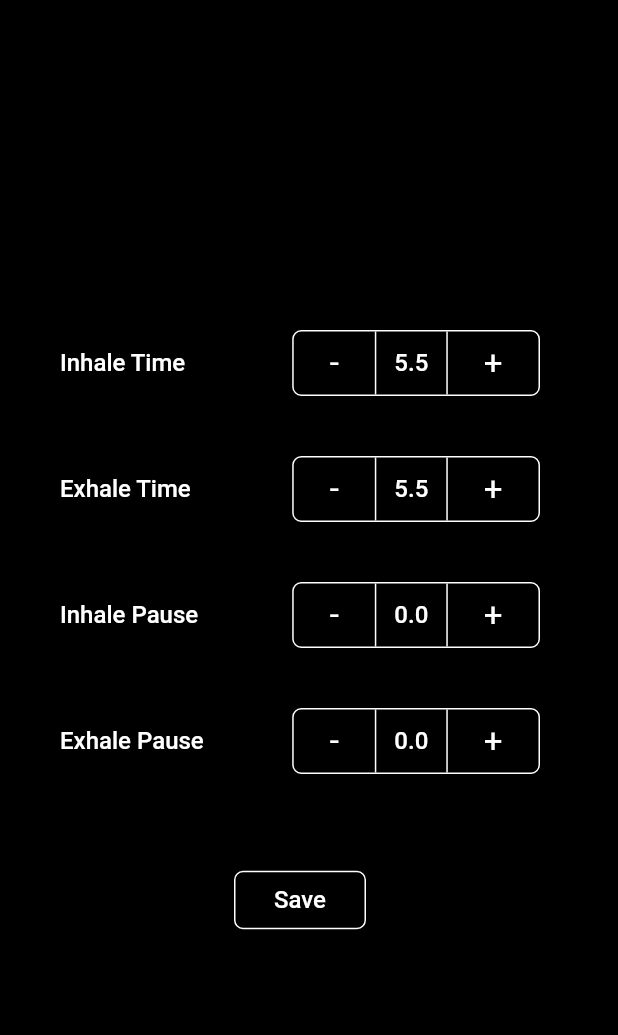
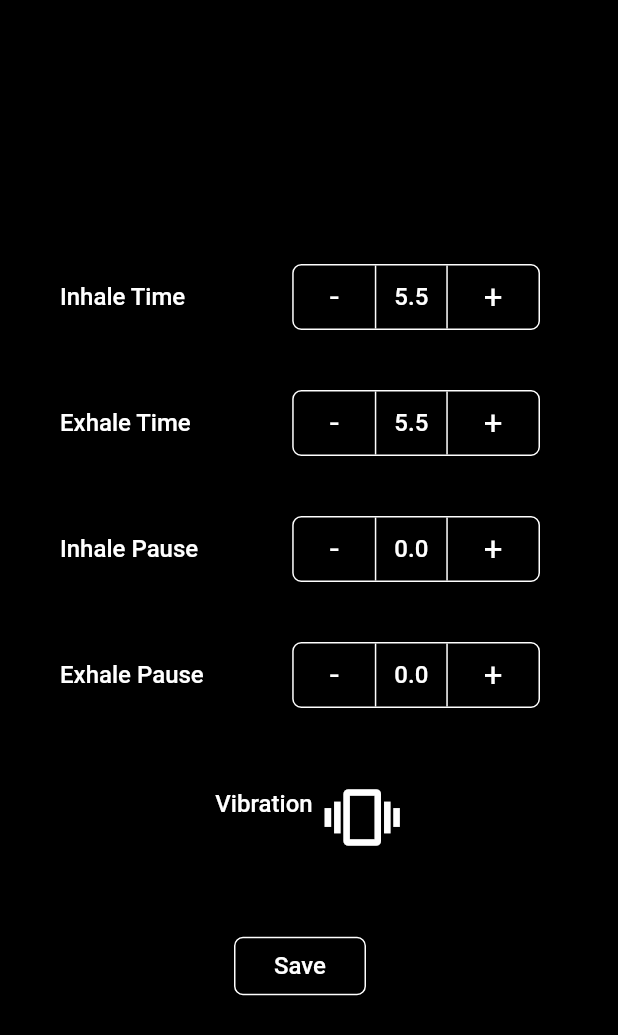
Before and after one commit to brimac1634/breath, a Flutter app: the screen it shows after launch, after a tap on the "settings" icon, on a phone screen of 412 x 824 dp. Shown: the top 1035 px of the screen. Run offline on Flutter 3.47's test engine with Material 2 defaults, Android fonts, the phone set to English and light mode, and no system bars; our stand-ins replace vibration; Roboto replaces fonts that are missing (Rubik).

Commit message:
adjusted vibration, add vibration toggle, created vibration interval to match breathing pattern

```diff
--- a/lib/widgets/menu.dart
+++ b/lib/widgets/menu.dart
@@ -6,10 +6,17 @@ import '../models/pattern.dart';
 
 class Menu extends StatelessWidget {
   final Pattern pattern;
+  final bool vibrationEnabled;
+  final Function onVibrationChange;
   final Function onPatternChange;
   final Function onSave;
 
-  Menu({@required this.pattern, @required this.onPatternChange, this.onSave});
+  Menu(
+      {@required this.pattern,
+      @required this.vibrationEnabled,
+      @required this.onVibrationChange,
+      @required this.onPatternChange,
+      this.onSave});
 
   @override
   Widget build(BuildContext context) {
@@ -111,6 +118,29 @@ class Menu extends StatelessWidget {
               ],
             ),
           ),
+          Padding(
+            padding: const EdgeInsets.all(20.0),
+            child: Row(
+              mainAxisAlignment: MainAxisAlignment.center,
+              crossAxisAlignment: CrossAxisAlignment.center,
+              children: [
+                Text(
+                  'Vibration',
+                  style: Theme.of(context).textTheme.bodyText1,
+                ),
+                IconButton(
+                  icon: Icon(
+                    Icons.vibration,
+                    color: Colors.white,
+                    size: 50,
+                  ),
+                  onPressed: () {
+                    onVibrationChange(!vibrationEnabled);
+                  },
+                )
+              ],
+            ),
+          ),
           SizedBox(
             height: 40,
           ),
```
Also changed, not shown: lib/screens/breathe_screen.dart (+36 -9 lines).
